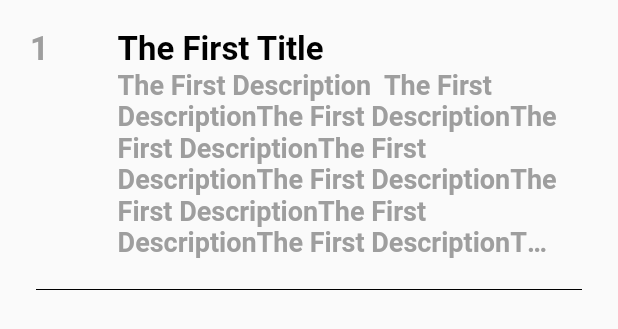
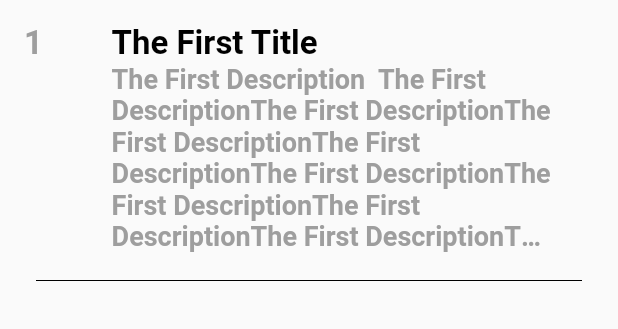
Before and after one commit to Taku-Android/FacbookPosts-CleanArch, a Flutter app: the PostListItem widget shown alone on an empty page, opened directly, on a phone screen of 412 x 824 dp. Shown: the top 329 px of the screen. Run offline on Flutter 3.47's test engine with Material 2 defaults, Android fonts, the phone set to English and light mode, and no system bars; our stand-ins replace dartz, dio, equatable, flutter_bloc, get_it, internet_connection_checker and 1 more; accounts and stored records are empty.

Commit message:
adding post_list_view.dart

```diff
--- a/lib/features/posts/persentation/widgets/post_list_item.dart
+++ b/lib/features/posts/persentation/widgets/post_list_item.dart
@@ -10,7 +10,7 @@ class PostListItem extends StatelessWidget {
     return Column(
       children: [
         Container(
-          padding: const EdgeInsets.all(20),
+          padding: const EdgeInsets.all(16),
 
           width: MediaQuery.of(context).size.width / .5,
           child: Row(
@@ -54,7 +54,7 @@ class PostListItem extends StatelessWidget {
         const Padding(
           padding: EdgeInsets.symmetric(horizontal: 24.0 ),
           child: Divider(
-            height: 2,
+            height: 6,
             color: Colors.black,
           ),
         )
```
Also changed, not shown: lib/features/posts/persentation/widgets/post_list_view.dart (added, +15 -0 lines).
